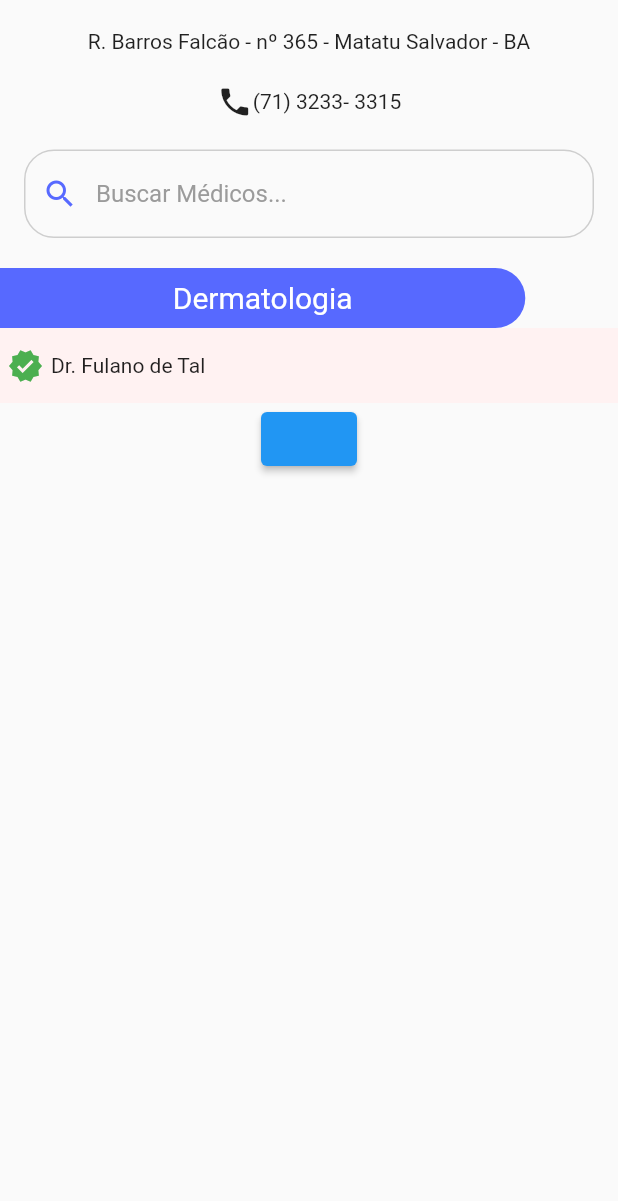
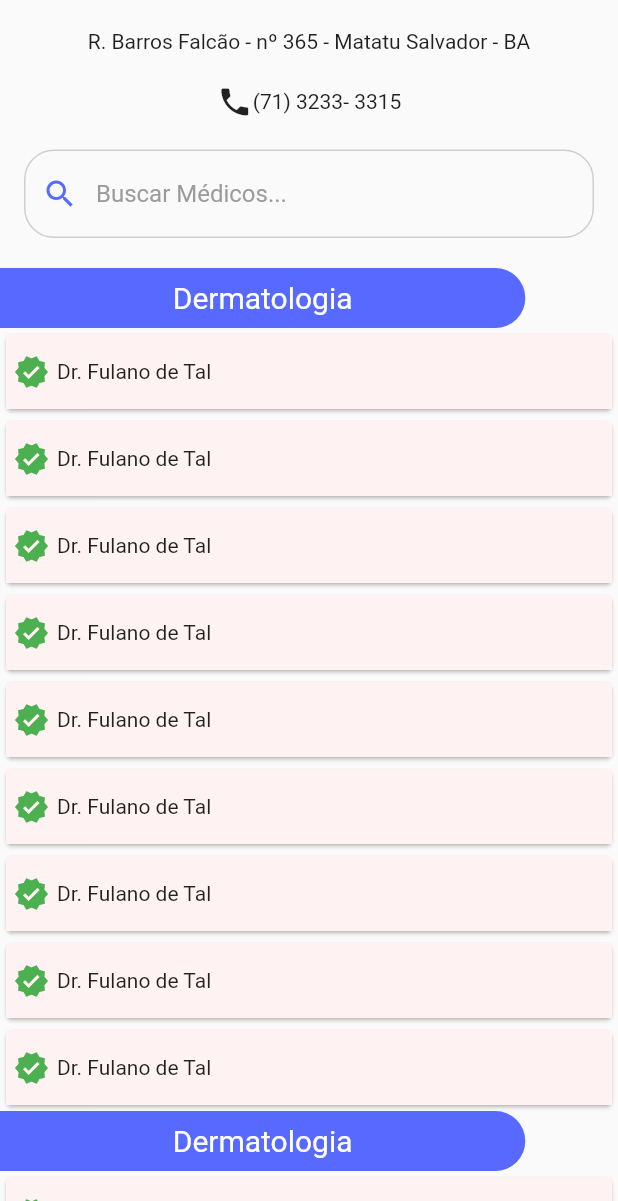
Before and after one commit to AlbertoDoc/cline, a Flutter app: the ClinicOverviewPage screen opened directly, on a phone screen of 412 x 824 dp, the part 35-1236 px from its top. Run offline on Flutter 3.47's test engine with Material 2 defaults, Android fonts, the phone set to English and light mode, and no system bars; our stand-ins replace auto_size_text.

Commit message:
[FEAT]: Adding clinic overview to queue status navigation.

```diff
--- a/lib/features/clinicOverview/clinic_overview_screen.dart
+++ b/lib/features/clinicOverview/clinic_overview_screen.dart
@@ -2,8 +2,27 @@ import 'package:cline/core/values/cline_colors.dart';
 import 'package:cline/features/clinicOverview/clinic_overview_controller.dart';
 import 'package:cline/features/queue/queue_screen.dart';
 import 'package:cline/models/clinic.dart';
+import 'package:cline/widgets/cards/doctor_card.dart';
+import 'package:cline/widgets/cards/specialization_card.dart';
 import 'package:cline/widgets/input_field/input_search_field_clinic.dart';
 import 'package:flutter/material.dart';
+
+final list = [
+  SpecializationCard(),
+  DoctorCard(),
+  DoctorCard(),
+  DoctorCard(),
+  DoctorCard(),
+  DoctorCard(),
+  DoctorCard(),
+  DoctorCard(),
+  DoctorCard(),
+  DoctorCard(),
+  SpecializationCard(),
+  DoctorCard(),
+  SpecializationCard(),
+  DoctorCard()
+];
 
 class ClinicOverviewPage extends StatefulWidget {
   @override
@@ -32,14 +51,7 @@ class _ClinicOverviewPageState extends State<ClinicOverviewPage> {
                 ],
               ),
             ),
-            _specializationContainer(),
-            _doctorContainer(),
-            ElevatedButton(onPressed: () {
-              Navigator.of(context).push(
-                MaterialPageRoute(builder: (context) => QueuePage())
-              );
-            })
-            //_doctorsList()
+            Expanded(child: _doctorsList()),
           ],
         ),
       ),
@@ -86,59 +98,12 @@ class _ClinicOverviewPageState extends State<ClinicOverviewPage> {
     );
   }
 
-  // Specialization Container Style
-  Widget _specializationContainer() {
-    return Align(
-      alignment: Alignment(-1.0, 0.0),
-      child: Container(
-        height: 40,
-        width: MediaQuery.of(context).size.width * 0.85,
-        decoration: BoxDecoration(
-          color: ClineColors.specialization_container,
-          borderRadius: BorderRadius.only(
-            topRight: Radius.circular(50),
-            bottomRight: Radius.circular(50)
-          )
-        ),
-        child: Center(
-            child: Text(
-              "Dermatologia",
-              style: TextStyle(
-                  color: ClineColors.white,
-                  fontSize: 20
-              ),
-            )
-        ),
-      ),
-    );
-  }
-
-  // Doctor Container Style
-  Widget _doctorContainer() {
-    return Align(
-      alignment: Alignment(-1.0, 0.0),
-      child: Container(
-        height: 50,
-        width: MediaQuery.of(context).size.width,
-        color: ClineColors.doctor_container,
-        child: Row(
-          children: [
-            SizedBox(width: 5,),
-            Icon(Icons.verified, color: Colors.green,),
-            SizedBox(width: 5,),
-            Text("Dr. Fulano de Tal")
-          ],
-        ),
-      ),
-    );
-  }
-
   Widget _doctorsList() {
     return ListView.builder(
-      itemCount: 3,
+      itemCount: list.length,
       scrollDirection: Axis.vertical,
       itemBuilder: (context, index) {
-        // TODO build list item
+        return list[index];
       }
     );
   }
--- /dev/null
+++ b/lib/models/doctor.dart
@@ -0,0 +1,6 @@
+class Doctor {
+  int id;
+  String name;
+
+  Doctor(this.id, this.name);
+}
--- /dev/null
+++ b/lib/widgets/cards/doctor_card.dart
@@ -0,0 +1,36 @@
+import 'package:cline/core/values/cline_colors.dart';
+import 'package:cline/features/queue/queue_screen.dart';
+import 'package:cline/models/doctor.dart';
+import 'package:flutter/material.dart';
+
+class DoctorCard extends StatelessWidget {
+
+  final Doctor doctor = new Doctor(1, "Dr. Fulano de Tal");
+
+  @override
+  Widget build(BuildContext context) {
+    return Card(
+      color: ClineColors.doctor_container,
+      child: Container(
+        height: 50,
+        width: MediaQuery.of(context).size.width,
+        color: ClineColors.doctor_container,
+        child: InkWell(
+          onTap: () {
+            Navigator.of(context).push(
+                MaterialPageRoute(builder: (context) => QueuePage())
+            );
+          },
+          child: Row(
+            children: [
+              SizedBox(width: 5,),
+              Icon(Icons.verified, color: Colors.green,),
+              SizedBox(width: 5,),
+              Text(doctor.name)
+            ],
+          ),
+        ),
+      ),
+    );
+  }
+}
--- /dev/null
+++ b/lib/widgets/cards/specialization_card.dart
@@ -0,0 +1,31 @@
+import 'package:cline/core/values/cline_colors.dart';
+import 'package:flutter/material.dart';
+
+class SpecializationCard extends StatelessWidget {
+  @override
+  Widget build(BuildContext context) {
+    return Align(
+      alignment: Alignment(-1.0, 0.0),
+      child: Container(
+        height: 40,
+        width: MediaQuery.of(context).size.width * 0.85,
+        decoration: BoxDecoration(
+            color: ClineColors.specialization_container,
+            borderRadius: BorderRadius.only(
+                topRight: Radius.circular(50),
+                bottomRight: Radius.circular(50)
+            )
+        ),
+        child: Center(
+            child: Text(
+              "Dermatologia",
+              style: TextStyle(
+                  color: ClineColors.white,
+                  fontSize: 20
+              ),
+            )
+        ),
+      ),
+    );
+  }
+}
```
